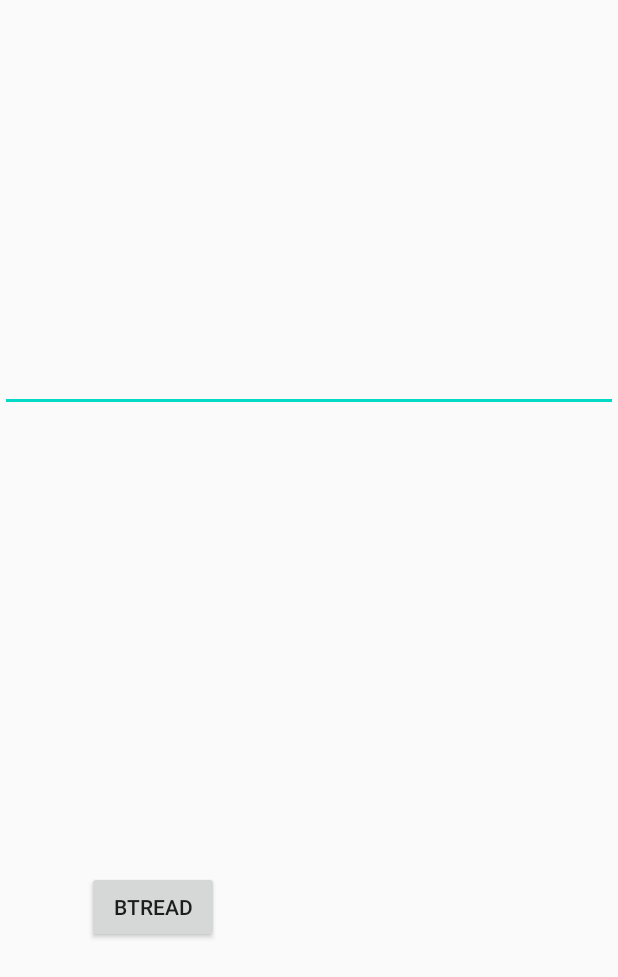
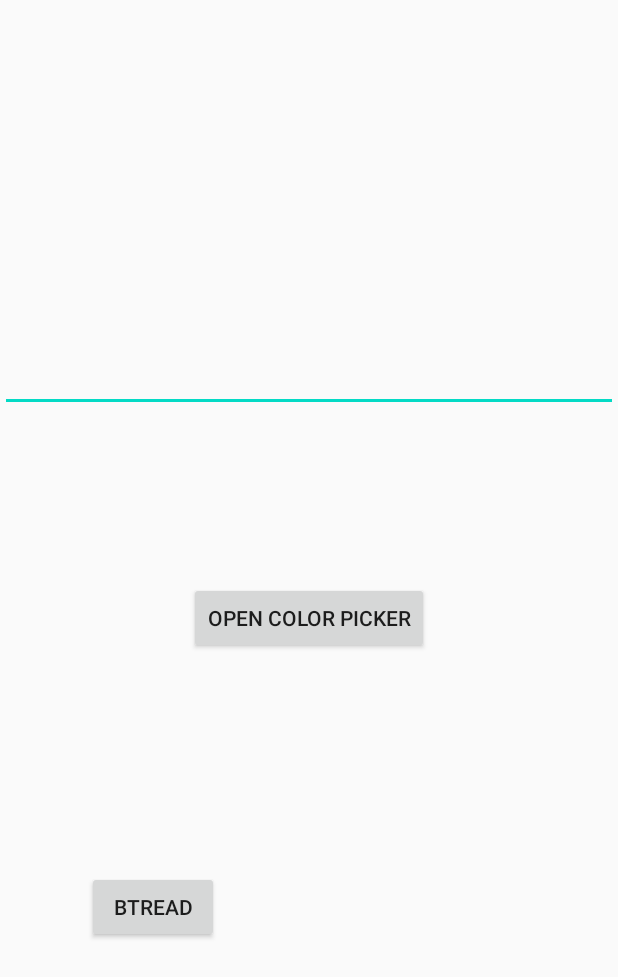
Before and after one commit to UPMLaunchpad/AppLaunchpad, an Android app: the layout activity_main.xml on its own in the app's theme, with its tools: preview values and no code run, on a phone screen of 412 x 824 dp. Shown: the top 977 px of the screen. Run offline under Robolectric (Android 15) with nearby library versions, the phone set to English and light mode, and no system bars.

Commit message:
Se añade el seleccionador de colores

```diff
--- a/app/build.gradle
+++ b/app/build.gradle
@@ -29,5 +29,6 @@ dependencies {
     testImplementation 'junit:junit:4.12'
     androidTestImplementation 'androidx.test.ext:junit:1.1.2'
     androidTestImplementation 'androidx.test.espresso:espresso-core:3.3.0'
+    implementation 'com.github.yukuku:ambilwarna:2.0.1'
 
 }
--- a/app/src/main/res/layout/activity_main.xml
+++ b/app/src/main/res/layout/activity_main.xml
@@ -33,6 +33,16 @@
         app:layout_constraintTop_toBottomOf="@+id/etFile" />
 
     <Button
+        android:id="@+id/color"
+        android:layout_width="wrap_content"
+        android:layout_height="wrap_content"
+        android:text="open color picker"
+        app:layout_constraintBottom_toBottomOf="parent"
+        app:layout_constraintLeft_toLeftOf="parent"
+        app:layout_constraintRight_toRightOf="parent"
+        app:layout_constraintTop_toTopOf="parent" />
+
+    <Button
         android:id="@+id/btRead"
         android:layout_width="wrap_content"
         android:layout_height="wrap_content"
--- a/build.gradle
+++ b/build.gradle
@@ -5,7 +5,7 @@ buildscript {
         jcenter()
     }
     dependencies {
-        classpath 'com.android.tools.build:gradle:7.0.0'
+        classpath 'com.android.tools.build:gradle:7.0.2'
 
         // NOTE: Do not place your application dependencies here; they belong
         // in the individual module build.gradle files
```
Also changed, not shown: app/src/main/java/com/example/app/MainActivity.java (+35 -4 lines).
